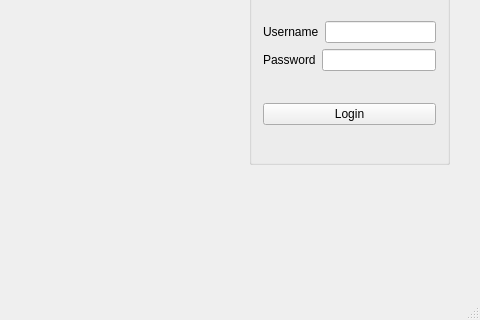
Above: LoginApp/LoginApp/mainwindow.ui from ZeroCoolX/Qt_Sandbox before the change; both pictures show x 81 to 561 and y 133 to 453 of the 561 by 453 pixel window. Below: the same form after it.
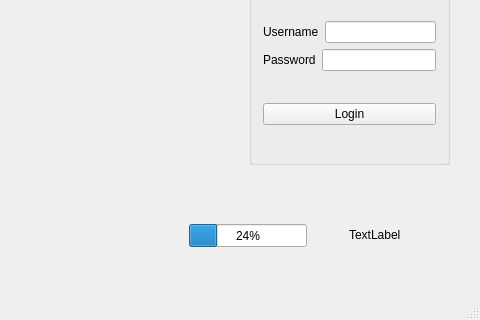
That is the form after the change.

Commit message: LoginApp: Added widgets to the status bar

The edit to the form file:
```diff
--- a/LoginApp/LoginApp/mainwindow.ui
+++ b/LoginApp/LoginApp/mainwindow.ui
@@ -87,6 +87,32 @@
      <string/>
     </property>
    </widget>
+   <widget class="QLabel" name="label_3">
+    <property name="geometry">
+     <rect>
+      <x>430</x>
+      <y>340</y>
+      <width>71</width>
+      <height>21</height>
+     </rect>
+    </property>
+    <property name="text">
+     <string>TextLabel</string>
+    </property>
+   </widget>
+   <widget class="QProgressBar" name="progressBar">
+    <property name="geometry">
+     <rect>
+      <x>270</x>
+      <y>340</y>
+      <width>118</width>
+      <height>23</height>
+     </rect>
+    </property>
+    <property name="value">
+     <number>24</number>
+    </property>
+   </widget>
   </widget>
   <widget class="QMenuBar" name="menuBar">
    <property name="geometry">
```
The commit also changes 1 other file.
